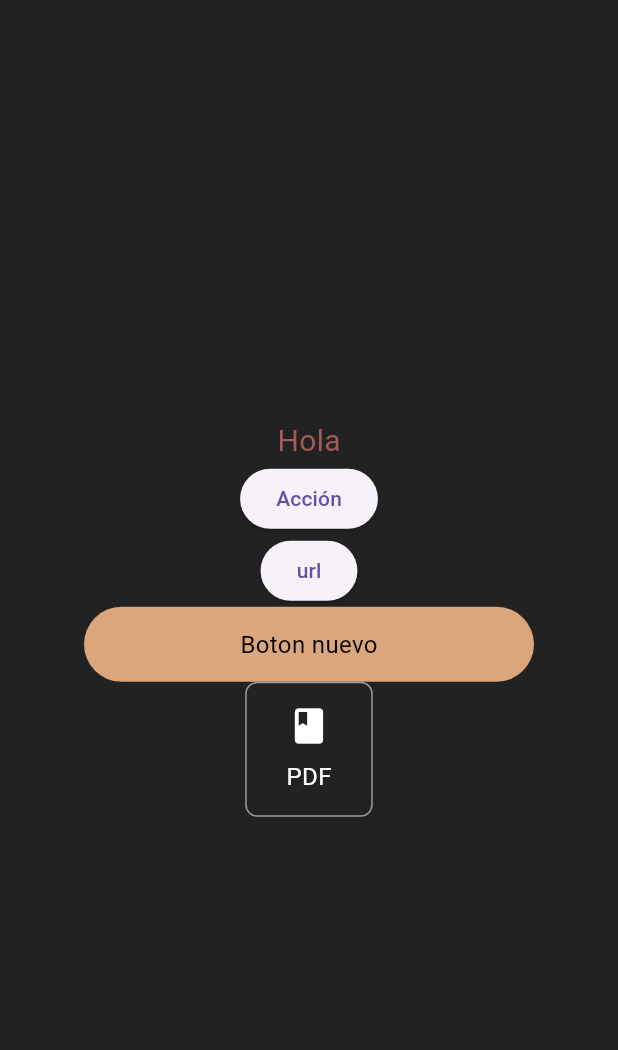
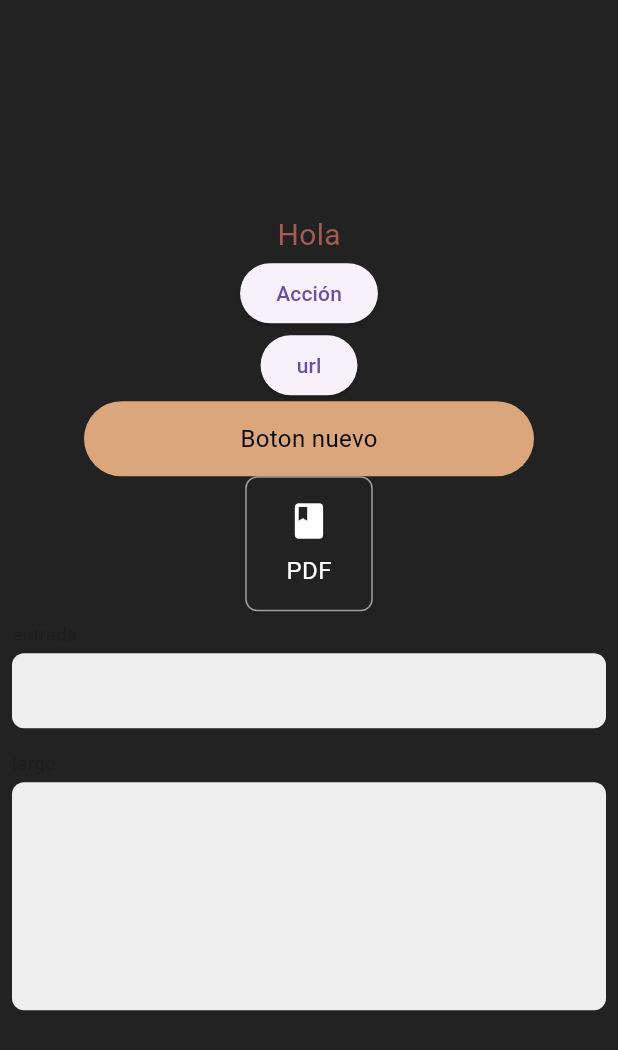
Before and after one commit to Gabo-Mamani/App-Notas, a Flutter app: the screen it shows after launch, on a phone screen of 412 x 824 dp. Shown: the top 1050 px of the screen. Run offline on Flutter 3.47's test engine with Material 3 defaults, Android fonts, the phone set to English and light mode, and no system bars; our stand-ins replace shared_preferences.

Commit message:
Entradas de texto

```diff
--- a/lib/src/ui/pages/home_page.dart
+++ b/lib/src/ui/pages/home_page.dart
@@ -3,14 +3,33 @@
 import 'package:app_notas/src/core/controllers/theme_controller.dart';
 import 'package:app_notas/src/ui/widgets/buttons/card_button.dart';
 import 'package:app_notas/src/ui/widgets/buttons/simple_buttons.dart';
+import 'package:app_notas/src/ui/widgets/text_inputs/text_inputs.dart';
 import 'package:flutter/material.dart';
 import 'package:url_launcher/url_launcher.dart';
 
 GlobalKey<ScaffoldState> homePageKey = GlobalKey<ScaffoldState>();
 
-class HomePage extends StatelessWidget {
-  const HomePage({ Key? key }) : super(key: key);
+class HomePage extends StatefulWidget {
+  HomePage({ Key? key }) : super(key: key);
   static const homePageRoute = "home_page";
+
+  @override
+  State<HomePage> createState() => _HomePageState();
+}
+
+class _HomePageState extends State<HomePage> {
+
+  late TextEditingController _controller1;
+  late TextEditingController _controller2;
+
+
+  @override
+  void initState() {
+    _controller1 = TextEditingController(text: "");
+    _controller2 = TextEditingController(text: "");
+
+    super.initState();
+  }
 
   @override
   Widget build(BuildContext context) {
@@ -46,7 +65,18 @@ class HomePage extends StatelessWidget {
                   MediumButton(title: "Boton nuevo",
                   onTap: (){},
                   ),
-                  CardButton(title: "PDF",icon: Icons.book,)
+                  CardButton(
+                    title: "PDF",
+                    icon: Icons.book,
+                    ),
+                  TextInput(
+                    title: "entrada",
+                    controller: _controller1
+                  ),
+                  LargeTextInput(
+                    title: "largo",
+                    controller: _controller2
+                    )
                 ],
         ));
     });
--- /dev/null
+++ b/lib/src/ui/widgets/text_inputs/text_inputs.dart
@@ -0,0 +1,90 @@
+import 'package:flutter/material.dart';
+
+class TextInput extends StatelessWidget {
+
+  final TextEditingController? controller;
+  final String title;
+  final Function(String)? textEntry;
+
+  const TextInput({ Key? key, this.controller, this.title = "",this.textEntry})
+   : super(key: key);
+
+  @override
+  Widget build(BuildContext context) {
+    return Padding(
+      padding: const EdgeInsets.all(8.0),
+      child: Column(
+        crossAxisAlignment: CrossAxisAlignment.start,
+        children: [
+        Text(
+          title,
+          style: Theme.of(context).textTheme.bodySmall
+        ),
+        SizedBox(height: 4),
+        Container(
+        width: double.infinity,
+        height: 50,
+        decoration: BoxDecoration(
+          color: Colors.grey[200], borderRadius: BorderRadius.circular(8)),
+        child: TextField(
+          controller: controller,
+          decoration: InputDecoration(
+            contentPadding: EdgeInsets.symmetric(horizontal: 8),
+            focusedBorder: InputBorder.none,
+            enabledBorder: InputBorder.none,
+            errorBorder: InputBorder.none,
+            focusedErrorBorder: InputBorder.none,
+            disabledBorder: InputBorder.none,
+            border: InputBorder.none),
+            ),
+          )
+        ],
+      ),
+    );
+  }
+}
+
+class LargeTextInput extends StatelessWidget {
+
+  final TextEditingController? controller;
+  final String title;
+  final Function(String)? textEntry;
+
+  const LargeTextInput({ Key? key, this.controller, this.title = "",this.textEntry})
+   : super(key: key);
+
+  @override
+  Widget build(BuildContext context) {
+    return Padding(
+      padding: const EdgeInsets.all(8.0),
+      child: Column(
+        crossAxisAlignment: CrossAxisAlignment.start,
+        children: [
+        Text(
+          title,
+          style: Theme.of(context).textTheme.bodySmall
+        ),
+        SizedBox(height: 4),
+        Container(
+        width: double.infinity,
+        decoration: BoxDecoration(
+          color: Colors.grey[200],
+          borderRadius: BorderRadius.circular(8)),
+        child: TextField(
+          maxLines: 6,
+          controller: controller,
+          decoration: InputDecoration(
+            contentPadding: EdgeInsets.symmetric(horizontal: 8, vertical: 4),
+            focusedBorder: InputBorder.none,
+            enabledBorder: InputBorder.none,
+            errorBorder: InputBorder.none,
+            focusedErrorBorder: InputBorder.none,
+            disabledBorder: InputBorder.none,
+            border: InputBorder.none),
+            ),
+          )
+        ],
+      ),
+    );
+  }
+}
```
